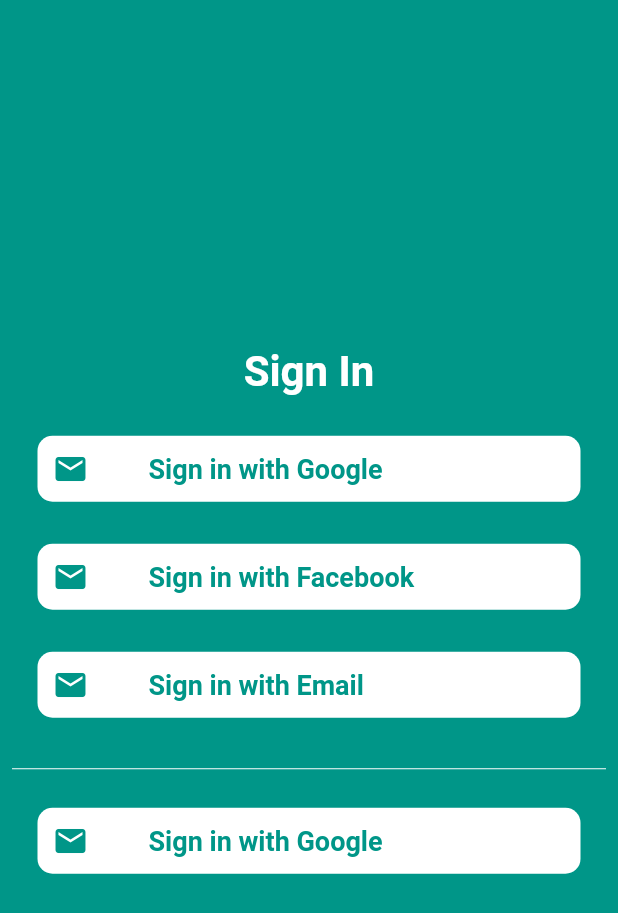
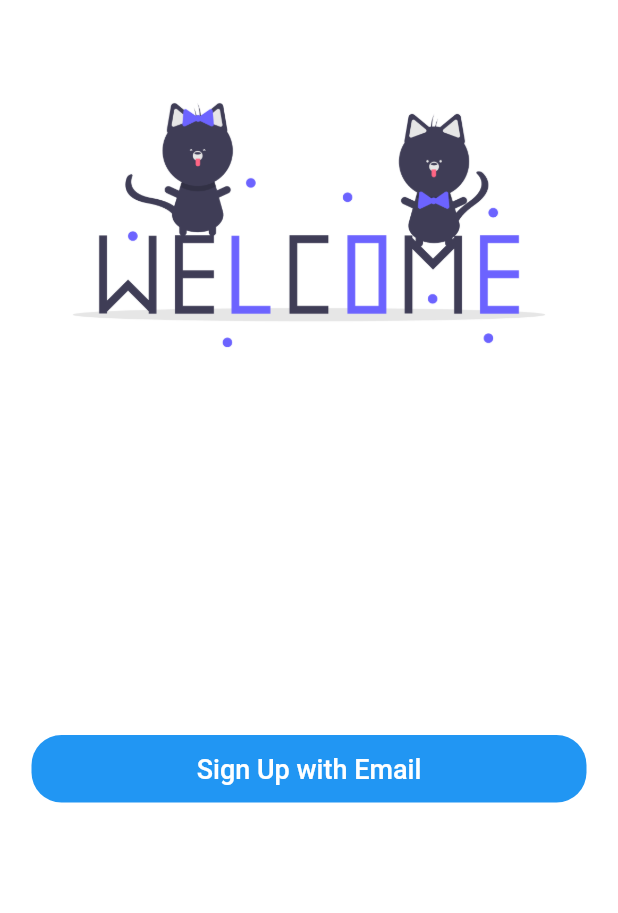
Before and after one commit to imakb4r/time_tacker_flutter, a Flutter app: the screen it shows after launch, on a phone screen of 412 x 824 dp. Shown: the top 913 px of the screen. Run offline on Flutter 3.47's test engine with Material 2 defaults, Android fonts, the phone set to English and light mode, and no system bars; our stand-ins replace firebase_auth, firebase_core, font_awesome_flutter, google_sign_in; missing offline and left inert: flutter_login_facebook; accounts and stored records are empty.

Commit message:
First Commit

```diff
--- /dev/null
+++ b/lib/app/landing_page.dart
@@ -0,0 +1,35 @@
+import 'package:firebase_auth/firebase_auth.dart';
+import 'package:flutter/material.dart';
+import 'package:productivity_app/app/home_page.dart';
+import 'package:productivity_app/app/signup_page.dart';
+import 'package:productivity_app/services/auth.dart';
+
+class LandingPage extends StatelessWidget {
+  const LandingPage({Key? key, required this.auth}) : super(key: key);
+  final AuthBase auth;
+
+  @override
+  Widget build(BuildContext context) {
+    return StreamBuilder<User?>(
+      stream: auth.authStateChanges(),
+      builder: (context, snapshot) {
+        if (snapshot.connectionState == ConnectionState.active) {
+          final User? user = snapshot.data;
+          if (user == null) {
+            return SignupPage(
+              auth: auth,
+            );
+          }
+          return HomePage(
+            auth: auth,
+          );
+        }
+        return Scaffold(
+          body: Center(
+            child: CircularProgressIndicator(),
+          ),
+        );
+      },
+    );
+  }
+}
--- a/lib/app/sign_in.dart
+++ /dev/null
@@ -1,102 +0,0 @@
-import 'package:flutter/material.dart';
-
-class SigninPage extends StatelessWidget {
-  const SigninPage({Key? key}) : super(key: key);
-
-  @override
-  Widget build(BuildContext context) {
-    return Scaffold(
-      backgroundColor: Colors.teal,
-      // // appBar: AppBar(
-      // //   centerTitle: true,
-      // //   title: Text(
-      // //     "Time Tracker",
-      // //     style: TextStyle(
-      // //       fontSize: 24,
-      // //       fontWeight: FontWeight.bold,
-      // //     ),
-      // //   ),
-      //   elevation: 2.0,
-      // ),
-      body: Container(
-        child: Column(
-          mainAxisAlignment: MainAxisAlignment.center,
-          children: [
-            Container(
-              child: Center(
-                child: Text(
-                  "Sign In",
-                  style: TextStyle(
-                    fontWeight: FontWeight.bold,
-                    fontSize: 28,
-                    color: Colors.white
-                  ),
-                ),
-              ),
-            ),
-            SizedBox(height: 16),
-            GestureDetector(
-              onTap: (){},
-              child: SinginButton(text: "Sign in with Google")
-            ),
-            SizedBox(height: 8.0),
-            GestureDetector(
-                onTap: (){},
-                child: SinginButton(text: "Sign in with Facebook")
-            ),
-            SizedBox(height: 8.0),
-            GestureDetector(
-                onTap: (){},
-                child: SinginButton(text: "Sign in with Email")
-            ),
-            SizedBox(height: 8.0),
-            Padding(
-              padding: const EdgeInsets.all(8.0),
-              child: Divider(color: Colors.white),
-            ),
-            GestureDetector(
-                onTap: (){},
-                child: SinginButton(text: "Sign in with Google")
-            ),
-          ],
-        ),
-      ),
-    );
-  }
-}
-
-class SinginButton extends StatelessWidget {
-  SinginButton({required this.text});
-
-  final String text;
-
-
-  @override
-  Widget build(BuildContext context) {
-    return Container(
-      padding: EdgeInsets.all(10.0),
-      decoration: BoxDecoration(
-        borderRadius: BorderRadius.circular(10.0),
-        color: Colors.white,
-      ),
-      margin: EdgeInsets.symmetric(vertical: 10, horizontal: 25.0),
-      child: Row(
-        children: [
-          Icon(
-            Icons.email,
-            color: Colors.teal,
-          ),
-          SizedBox(width: 40),
-          Text(
-            text,
-            style: TextStyle(
-              fontWeight: FontWeight.bold,
-              fontSize: 18,
-              color: Colors.teal
-            ),
-          )
-        ],
-      ),
-    );
-  }
-}
--- /dev/null
+++ b/lib/app/signup_page.dart
@@ -0,0 +1,228 @@
+import 'package:flutter/material.dart';
+import 'package:font_awesome_flutter/font_awesome_flutter.dart';
+import 'package:productivity_app/services/auth.dart';
+
+class SignupPage extends StatelessWidget {
+  const SignupPage({Key? key, required this.auth}) : super(key: key);
+  final AuthBase auth;
+
+  Future<void> _signInAnonymously() async {
+    try {
+      await auth.signInAnonymously();
+    } catch (e) {
+      print(e.toString());
+    }
+  }
+
+  Future<void> _signInWithGoogle() async {
+    try {
+      await auth.signInWithGoogle();
+    } catch (e) {
+      print(e.toString());
+    }
+  }
+
+  Future<void> _signInWithFacebook() async {
+    try {
+      await auth.signInWithFacebook();
+    } catch (e) {
+      print(e.toString());
+    }
+  }
+
+  @override
+  Widget build(BuildContext context) {
+    return SafeArea(
+      child: SingleChildScrollView(
+        child: Column(
+          children: [
+            Container(
+              height: 300,
+              width: 400,
+              decoration: BoxDecoration(
+                borderRadius: BorderRadius.circular(20.0),
+              ),
+              child: Image.asset(
+                "assets/images/signup.png",
+                fit: BoxFit.fitWidth,
+              ),
+            ),
+            SizedBox(height: 16),
+            Container(
+              child: Column(
+                //mainAxisAlignment: MainAxisAlignment.start,
+                children: [
+                  Row(
+                    children: [
+                      Container(
+                        child: Padding(
+                          padding: const EdgeInsets.all(8.0),
+                          child: Text(
+                            'The Only \nProductivity\nApp You need!',
+                            style: TextStyle(
+                              color: Colors.white,
+                              fontSize: 35.0,
+                              fontWeight: FontWeight.bold,
+                              decoration: TextDecoration.none,
+                            ),
+                          ),
+                        ),
+                      ),
+                    ],
+                  ),
+                  SizedBox(height: 35),
+                  Container(
+                    height: 45,
+                    width: 370,
+                    decoration: BoxDecoration(
+                      borderRadius: BorderRadius.circular(20.0),
+                      color: Colors.blue,
+                    ),
+                    child: TextButton(
+                      onPressed: () {},
+                      child: Text(
+                        "Sign Up with Email",
+                        style: TextStyle(
+                          color: Colors.white,
+                          fontSize: 18.0,
+                        ),
+                      ),
+                    ),
+                  ),
+                  SizedBox(height: 22.0),
+                  Row(
+                    mainAxisAlignment: MainAxisAlignment.center,
+                    children: [
+                      GestureDetector(
+                        onTap: _signInWithGoogle,
+                        child: AuthenticationButton(
+                          buttonChild: Row(
+                            mainAxisAlignment: MainAxisAlignment.center,
+                            children: [
+                              Icon(
+                                FontAwesomeIcons.google,
+                                color: Colors.white70,
+                              ),
+                              SizedBox(width: 16.0),
+                              Text(
+                                "Google",
+                                style: TextStyle(
+                                  fontSize: 18,
+                                  color: Colors.white,
+                                  decoration: TextDecoration.none,
+                                ),
+                              ),
+                            ],
+                          ),
+                        ),
+                      ),
+                      SizedBox(width: 35.0),
+                      GestureDetector(
+                        onTap: _signInWithFacebook,
+                        child: AuthenticationButton(
+                          buttonChild: Row(
+                            mainAxisAlignment: MainAxisAlignment.center,
+                            children: [
+                              Icon(
+                                FontAwesomeIcons.facebook,
+                                color: Colors.white,
+                              ),
+                              SizedBox(width: 16.0),
+                              Text(
+                                "Facebook",
+                                style: TextStyle(
+                                  fontSize: 18,
+                                  color: Colors.white,
+                                  decoration: TextDecoration.none,
+                                ),
+                              ),
+                            ],
+                          ),
+                        ),
+                      ),
+                    ],
+                  ),
+                  SizedBox(height: 8.0),
+                  Row(
+                    mainAxisAlignment: MainAxisAlignment.center,
+                    children: [
+                      Text(
+                        'OR',
+                        style: TextStyle(
+                          fontSize: 22,
+                          decoration: TextDecoration.none,
+                          color: Colors.white70,
+                        ),
+                      )
+                    ],
+                  ),
+                  SizedBox(height: 8.0),
+                  GestureDetector(
+                    onTap: _signInAnonymously,
+                    child: Container(
+                      height: 45,
+                      width: 370,
+                      decoration: BoxDecoration(
+                        border: Border.all(
+                          color: Colors.white,
+                        ),
+                        borderRadius: BorderRadius.circular(20.0),
+                      ),
+                      child: Center(
+                        child: Text(
+                          "Go Anonymous",
+                          style: TextStyle(
+                            color: Colors.white,
+                            decoration: TextDecoration.none,
+                            fontSize: 18.0,
+                          ),
+                        ),
+                      ),
+                    ),
+                  ),
+                  SizedBox(height: 8.0),
+                  Divider(
+                    color: Colors.white70,
+                  ),
+                  SizedBox(height: 8.0),
+                  Column(
+                    children: [
+                      Text(
+                        'By continuing you agree with term and conditions',
+                        style: TextStyle(
+                          fontSize: 12,
+                          decoration: TextDecoration.none,
+                          color: Colors.white70,
+                        ),
+                      )
+                    ],
+                  )
+                ],
+              ),
+            ),
+          ],
+        ),
+      ),
+    );
+  }
+}
+
+class AuthenticationButton extends StatelessWidget {
+  AuthenticationButton({required this.buttonChild});
+  final Widget buttonChild;
+
+  @override
+  Widget build(BuildContext context) {
+    return Container(
+      height: 45,
+      width: 160,
+      decoration: BoxDecoration(
+          borderRadius: BorderRadius.circular(20.0),
+          border: Border.all(
+            width: 1.0,
+            color: Colors.white,
+          )),
+      child: buttonChild,
+    );
+  }
+}
--- a/lib/main.dart
+++ b/lib/main.dart
@@ -1,8 +1,9 @@
 import 'package:firebase_core/firebase_core.dart';
 import 'package:flutter/material.dart';
-import 'package:productivity_app/app/sign_in.dart';
+import 'package:productivity_app/app/landing_page.dart';
+import 'package:productivity_app/services/auth.dart';
 
-void main() async{
+void main() async {
   WidgetsFlutterBinding.ensureInitialized();
   await Firebase.initializeApp();
 
@@ -20,8 +21,9 @@ class HomePage extends StatelessWidget {
       theme: ThemeData(
         primarySwatch: Colors.indigo,
       ),
-      home: SigninPage(),
+      home: LandingPage(
+        auth: Auth(),
+      ),
     );
-
   }
 }
```
Also changed, not shown: lib/app/home_page.dart (added, +38 -0 lines), lib/services/auth.dart (added, +90 -0 lines), pubspec.yaml (+8 -3 lines), assets/images/DP.jpg (added), assets/images/signup.png (added), assets/svg/signup.svg (added), pubspec.lock, 4 other files.
